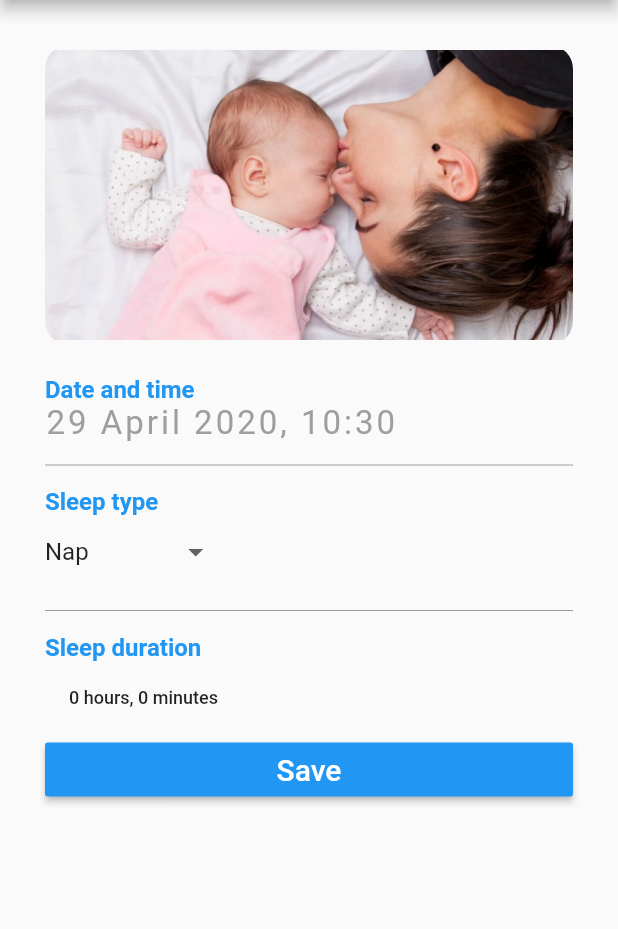
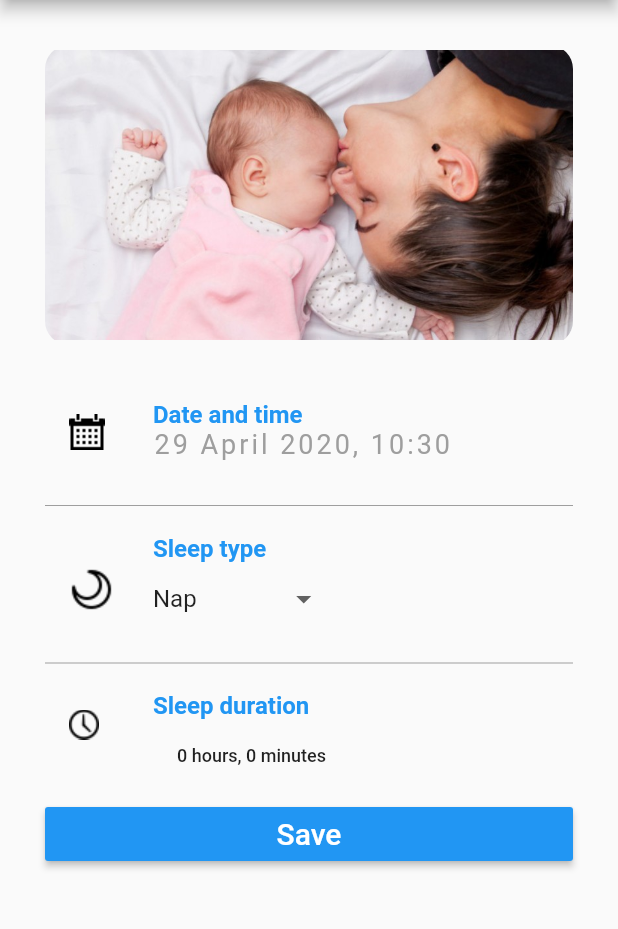
Before and after one commit to MaciejHeintze/baby_sleep_tracker_app, a Flutter app: the screen it shows after launch, after a tap on "Add new sleeping record", on a phone screen of 412 x 824 dp, the part 84-1013 px from its top. Run offline on Flutter 3.47's test engine with Material 2 defaults, Android fonts, the phone set to English and light mode, and no system bars; our stand-ins replace numberpicker.

Commit message:
second page icons and fixes commit

```diff
--- a/lib/main.dart
+++ b/lib/main.dart
@@ -54,7 +54,7 @@ class MainState extends State<App> {
                 child: Text("Get to know your baby's sleep patterns and keep\n"
                     "track of how much sleep they are getting here",
                   textAlign: TextAlign.center,
-                  style: TextStyle(color: Colors.grey, fontSize: 16.0),
+                  style: TextStyle(color: Colors.grey, fontSize: 14.0),
                 ),
               ),
               RaisedButton(
@@ -98,7 +98,7 @@ class MainState extends State<App> {
                   padding: const EdgeInsets.all(8.0),
                   child: Text(
                     "$formatted",
-                    style: TextStyle(fontSize: 26, color: Colors.black),
+                    style: TextStyle(fontSize: 20, color: Colors.black),
                   ),
                 ),
               ),
--- a/lib/record.dart
+++ b/lib/record.dart
@@ -86,36 +86,42 @@ class RecordState extends State<Record>{
                   ),
                   SizedBox(height: 20.0),
 
-                  Text(
-                    'Date and time',
-                    style: TextStyle(
+                    ListTile(
+                      leading: Padding(
+                        padding: const EdgeInsets.fromLTRB(0,10.0,0,0),
+                        child: Image(image: AssetImage('assets/calendaricon.png')),
+                      ),
+
+                      title: Text('Date and time', style: TextStyle(
                         fontSize: 16.0,
                         color: Colors.blue,
-                      fontWeight: FontWeight.bold,
+                        fontWeight: FontWeight.bold) ,
                       ),
-                  ),
-                  Text(
+                      subtitle:Text(
                         '$formatted',
                         style: TextStyle(
                           color: Colors.grey,
-                      fontSize: 22.0,
+                          fontSize: 18.0,
                           letterSpacing: 2.0,
                         ),
+                      ) ,
                   ),
                   Divider(
                     color: Colors.grey,
                     height: 30.0,
                   ),
-                  Text(
-                    'Sleep type',
-                    style: TextStyle(
+                  ListTile(
+                    leading: Padding(
+                      padding: const EdgeInsets.fromLTRB(0,10.0,0,0),
+                      child: Image(image: AssetImage('assets/moon_icon.png')),
+                    ),
+                    title: Text('Sleep type', style: TextStyle(
                         fontSize: 16.0,
                         color: Colors.blue,
-                      fontWeight: FontWeight.bold,
-                    ),
+                        fontWeight: FontWeight.bold) ,
                     ),
 
-                  DropdownButton<String>(
+                    subtitle: DropdownButton<String>(
                       value: dropdownValue,
                       underline: Container(
                         height: 4,
@@ -133,21 +139,23 @@ class RecordState extends State<Record>{
                         );
                       }).toList(),
                     ),
-
+                  ),
                   Divider(
                     color: Colors.grey,
                     height: 30.0,
                   ),
 
-                  Text(
-                    'Sleep duration',
-                    style: TextStyle(
+                  ListTile(
+                    leading: Padding(
+                      padding: const EdgeInsets.fromLTRB(0,0,8.0, 12.0),
+                      child: Image(image: AssetImage('assets/clock_icon.png')),
+                    ),
+                    title: Text('Sleep duration', style: TextStyle(
                         fontSize: 16.0,
                         color: Colors.blue,
-                      fontWeight: FontWeight.bold,
+                        fontWeight: FontWeight.bold) ,
                     ),
-                  ),
-                  FlatButton(
+                    subtitle: FlatButton(
                       onPressed: (){
                         _showDialogHours();
                       },
@@ -160,7 +168,7 @@ class RecordState extends State<Record>{
                         ),
                       ),
                     ),
-
+                  ),
                   SizedBox(
                     width: double.infinity,
 
--- a/pubspec.yaml
+++ b/pubspec.yaml
@@ -48,6 +48,9 @@ flutter:
   assets:
     - assets/moon.png
     - assets/baby.jpg
+    - assets/calendaricon.png
+    - assets/moon_icon.png
+    - assets/clock_icon.png
 
   # An image asset can refer to one or more resolution-specific "variants", see
   # https://flutter.dev/assets-and-images/#resolution-aware.
```
Also changed, not shown: assets/calendaricon.png (added), assets/clock_icon.png (added), assets/moon_icon.png (added). Lines whose indentation alone changed are shown as unchanged.
